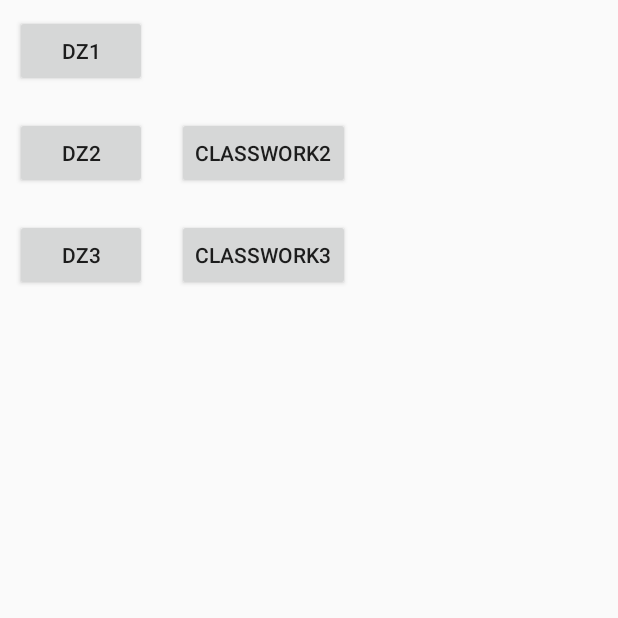
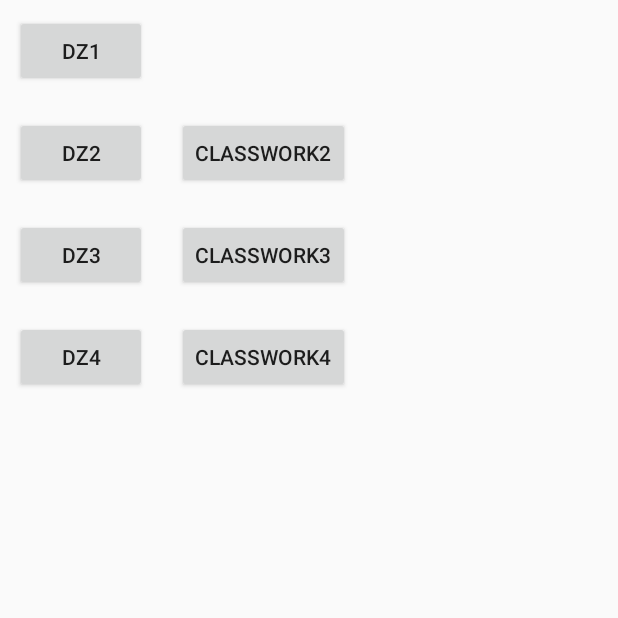
Before and after one commit to KonstantinGridasov/Dz, an Android app: the screen it shows after launch (MainActivity), on a phone screen of 412 x 824 dp, the top half of it. Run offline under Robolectric (Android 15) with nearby library versions, the phone set to English and light mode, and no system bars; 2 statements that could not run were skipped.

Commit message:
0108
4 dz
not opimizated
(deprecated)

```diff
--- a/ProjectDZ/app/src/main/java/com/example/ghome/projectdz/main/MainActivity.java
+++ b/ProjectDZ/app/src/main/java/com/example/ghome/projectdz/main/MainActivity.java
@@ -13,9 +13,11 @@ import android.widget.Button;
 import com.example.ghome.projectdz.R;
 import com.example.ghome.projectdz.classwork2.Classwork2Activity;
 import com.example.ghome.projectdz.classwork3.ClassWork3Activity;
+import com.example.ghome.projectdz.classwork4.ClassWork4Activity;
 import com.example.ghome.projectdz.dz1.Dz1Activity;
 import com.example.ghome.projectdz.dz2.Dz2Activity;
 import com.example.ghome.projectdz.dz3.Dz3Activity;
+import com.example.ghome.projectdz.dz4.Dz4Activity;
 import com.squareup.leakcanary.LeakCanary;
 import com.squareup.leakcanary.RefWatcher;
 
@@ -74,11 +76,33 @@ public class MainActivity extends Activity {
             }
         });
 
-        Button dz3Button = (Button) findViewById(R.id.MainDz3Button);
+            Button dz3Button = (Button) findViewById(R.id.MainDz3Button);
         dz3Button.setOnClickListener(new View.OnClickListener() {
             @Override
             public void onClick(View v) {
                 Intent intent = new Intent(MainActivity.this, Dz3Activity.class);
+                startActivity(intent);
+            }
+        });
+
+        Button dz4Button = (Button) findViewById(R.id.MainDz4Button);
+        dz4Button.setOnClickListener(new View.OnClickListener() {
+            @Override
+            public void onClick(View v) {
+                Intent intent = new Intent(MainActivity.this, Dz4Activity.class);
+                startActivity(intent);
+               overridePendingTransition(R.anim.right_in,R.anim.dz4alpha);
+
+
+
+            }
+        });
+
+        Button classwork4button = (Button) findViewById(R.id.MainClasswork4Button);
+        classwork4button.setOnClickListener(new View.OnClickListener() {
+            @Override
+            public void onClick(View v) {
+                Intent intent = new Intent(MainActivity.this, ClassWork4Activity.class);
                 startActivity(intent);
             }
         });
--- /dev/null
+++ b/ProjectDZ/app/src/main/res/anim/dz4alpha.xml
@@ -0,0 +1,11 @@
+<?xml version="1.0" encoding="utf-8"?>
+<alpha
+    xmlns:android="http://schemas.android.com/apk/res/android"
+    android:fromAlpha="1.0"
+    android:toAlpha="0.0"
+    android:duration="2000"
+    >
+
+
+
+</alpha>
--- /dev/null
+++ b/ProjectDZ/app/src/main/res/anim/left_out.xml
@@ -0,0 +1,4 @@
+<?xml version="1.0" encoding="utf-8"?>
+<set xmlns:android="http://schemas.android.com/apk/res/android">
+
+</set>
--- /dev/null
+++ b/ProjectDZ/app/src/main/res/anim/right_in.xml
@@ -0,0 +1,8 @@
+<?xml version="1.0" encoding="utf-8"?>
+<set xmlns:android="http://schemas.android.com/apk/res/android"
+        android:interpolator="@android:anim/linear_interpolator">
+        <translate
+            android:fromXDelta="100%p"
+            android:toXDelta="0"
+            android:duration="2000"/>
+</set>
--- a/ProjectDZ/app/src/main/res/layout/activity_dz3.xml
+++ b/ProjectDZ/app/src/main/res/layout/activity_dz3.xml
@@ -1,6 +1,7 @@
 <?xml version="1.0" encoding="utf-8"?>
 <LinearLayout xmlns:android="http://schemas.android.com/apk/res/android"
-    android:orientation="vertical" android:layout_width="match_parent"
+    android:orientation="vertical"
+    android:layout_width="match_parent"
     android:layout_height="match_parent">
 
 
--- a/ProjectDZ/app/src/main/res/layout/activity_main.xml
+++ b/ProjectDZ/app/src/main/res/layout/activity_main.xml
@@ -51,6 +51,20 @@
 
         </TableRow>
 
+        <TableRow
+            style="@style/TableRowMainActivity">
+
+            <Button
+                style="@style/DzButton"
+                android:id="@+id/MainDz4Button"
+                android:text="@string/MainDz4Button" />
+
+            <Button
+                style="@style/ClassworkButton"
+                android:id="@+id/MainClasswork4Button"
+                android:text="@string/MainClasswork4Button" />
+
+        </TableRow>
     </TableLayout>
 
 </LinearLayout>
--- a/ProjectDZ/app/src/main/res/values/colors.xml
+++ b/ProjectDZ/app/src/main/res/values/colors.xml
@@ -9,4 +9,5 @@
     <color name="dz2Green">#78df61</color>
     <color name="dz2Blue">#1741ec</color>
     <color name="dz2Orange">#ffff4a</color>
+    <color name="dz4Black">#000000</color>
 </resources>
--- a/ProjectDZ/app/src/main/res/values/strings.xml
+++ b/ProjectDZ/app/src/main/res/values/strings.xml
@@ -4,8 +4,10 @@
     <string name="MainDz1Button"> DZ1 </string>
     <string name="MainDz2Button">Dz2</string>
     <string name="MainDz3Button">Dz3</string>
+    <string name="MainDz4Button">Dz4</string>
+    <string name="MainClasswork2Button"> classwork2 </string>
     <string name="MainClasswork3Button"> classwork3 </string>
-    <string name="MainClasswork2Button"> classwork2 </string>
+    <string name="MainClasswork4Button"> classwork4 </string>
 
     <string name="Dz1text1">Hello</string>
     <string name="Dz1text2">World</string>
```
Also changed, not shown: ProjectDZ/app/src/main/AndroidManifest.xml (+6 -1 lines), ProjectDZ/app/src/main/java/com/example/ghome/projectdz/classwork4/ClassWork4Activity.java (added, +25 -0 lines), ProjectDZ/app/src/main/java/com/example/ghome/projectdz/classwork4/MyViewClasswork4.java (added, +126 -0 lines), ProjectDZ/app/src/main/java/com/example/ghome/projectdz/dz4/Dz4Activity.java (added, +49 -0 lines), ProjectDZ/app/src/main/java/com/example/ghome/projectdz/dz4/MyViewDz4.java (added, +161 -0 lines), ProjectDZ/app/src/main/res/drawable/sova.xml (added, +8 -0 lines), ProjectDZ/app/src/main/res/layout/activity_classwork4.xml (added, +16 -0 lines), ProjectDZ/app/src/main/res/layout/activity_dz4.xml (added, +26 -0 lines), ProjectDZ/app/src/main/res/drawable-xxhdpi/sova_anmation_1.png (added), ProjectDZ/app/src/main/res/drawable-xxhdpi/sova_anmation_2.png (added), ProjectDZ/app/src/main/res/drawable-xxhdpi/sova_anmation_3.png (added).
